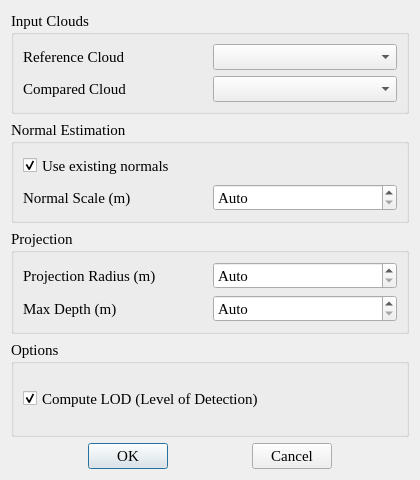
Old version of the form src/plugins/m3c2plugin.ui in the repository Libaocheng3811/PointWorks.
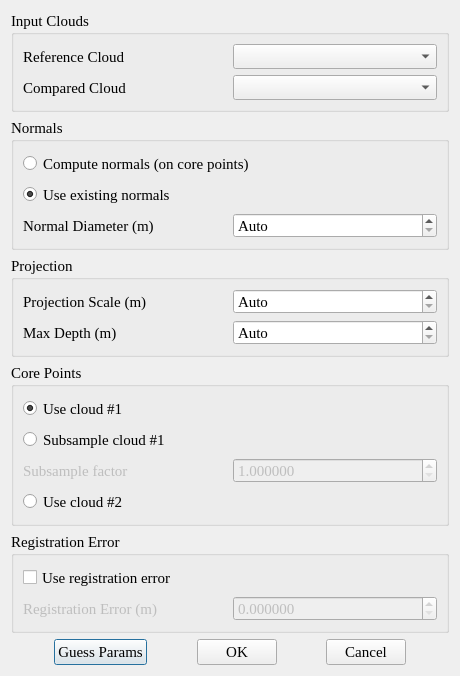
New version of the form.

Commit message: <fix>优化M3C2算法、UI

What changed in the file:
```diff
--- a/src/plugins/m3c2plugin.ui
+++ b/src/plugins/m3c2plugin.ui
@@ -6,8 +6,8 @@
    <rect>
     <x>0</x>
     <y>0</y>
-    <width>420</width>
-    <height>480</height>
+    <width>460</width>
+    <height>560</height>
    </rect>
   </property>
   <property name="windowTitle">
@@ -84,11 +84,24 @@
       </font>
      </property>
      <property name="title">
-      <string>Normal Estimation</string>
+      <string>Normals</string>
      </property>
      <layout class="QGridLayout" name="gridLayout_normal">
       <item row="0" column="0" colspan="2">
-       <widget class="QCheckBox" name="chk_useNormals">
+       <widget class="QRadioButton" name="radio_computeNormals">
+        <property name="minimumSize">
+         <size>
+          <width>0</width>
+          <height>25</height>
+         </size>
+        </property>
+        <property name="text">
+         <string>Compute normals (on core points)</string>
+        </property>
+       </widget>
+      </item>
+      <item row="1" column="0" colspan="2">
+       <widget class="QRadioButton" name="radio_useExistingNormals">
         <property name="minimumSize">
          <size>
           <width>0</width>
@@ -103,8 +116,8 @@
         </property>
        </widget>
       </item>
-      <item row="1" column="0">
-       <widget class="QLabel" name="lbl_maxScale">
+      <item row="2" column="0">
+       <widget class="QLabel" name="lbl_normalDiameter">
         <property name="minimumSize">
          <size>
           <width>160</width>
@@ -112,12 +125,12 @@
          </size>
         </property>
         <property name="text">
-         <string>Normal Scale (m)</string>
+         <string>Normal Diameter (m)</string>
         </property>
        </widget>
       </item>
-      <item row="1" column="1">
-       <widget class="QDoubleSpinBox" name="dsb_maxScale">
+      <item row="2" column="1">
+       <widget class="QDoubleSpinBox" name="dsb_normalDiameter">
         <property name="minimumSize">
          <size>
           <width>100</width>
@@ -125,7 +138,7 @@
          </size>
         </property>
         <property name="decimals">
-         <number>3</number>
+         <number>6</number>
         </property>
         <property name="minimum">
          <double>0.000000000000000</double>
@@ -168,7 +181,7 @@
          </size>
         </property>
         <property name="text">
-         <string>Projection Radius (m)</string>
+         <string>Projection Scale (m)</string>
         </property>
        </widget>
       </item>
@@ -181,7 +194,7 @@
          </size>
         </property>
         <property name="decimals">
-         <number>3</number>
+         <number>6</number>
         </property>
         <property name="minimum">
          <double>0.000000000000000</double>
@@ -222,7 +235,7 @@
          </size>
         </property>
         <property name="decimals">
-         <number>3</number>
+         <number>6</number>
         </property>
         <property name="minimum">
          <double>0.000000000000000</double>
@@ -253,11 +266,11 @@
       </font>
      </property>
      <property name="title">
-      <string>Options</string>
+      <string>Core Points</string>
      </property>
      <layout class="QGridLayout" name="gridLayout_options">
       <item row="0" column="0" colspan="2">
-       <widget class="QCheckBox" name="chk_computeLOD">
+       <widget class="QRadioButton" name="radio_useRefCloud">
         <property name="minimumSize">
          <size>
           <width>0</width>
@@ -265,16 +278,160 @@
          </size>
         </property>
         <property name="text">
-         <string>Compute LOD (Level of Detection)</string>
+         <string>Use cloud #1</string>
         </property>
         <property name="checked">
          <bool>true</bool>
         </property>
        </widget>
       </item>
+      <item row="1" column="0" colspan="2">
+       <widget class="QRadioButton" name="radio_subsampleRef">
+        <property name="minimumSize">
+         <size>
+          <width>0</width>
+          <height>25</height>
+         </size>
+        </property>
+        <property name="text">
+         <string>Subsample cloud #1</string>
+        </property>
+       </widget>
+      </item>
+      <item row="2" column="0">
+       <widget class="QLabel" name="lbl_subsampleFactor">
+        <property name="minimumSize">
+         <size>
+          <width>160</width>
+          <height>25</height>
+         </size>
+        </property>
+        <property name="text">
+         <string>Subsample factor</string>
+        </property>
+        <property name="enabled">
+         <bool>false</bool>
+        </property>
+       </widget>
+      </item>
+      <item row="2" column="1">
+       <widget class="QDoubleSpinBox" name="dsb_subsampleFactor">
+        <property name="minimumSize">
+         <size>
+          <width>100</width>
+          <height>25</height>
+         </size>
+        </property>
+        <property name="enabled">
+         <bool>false</bool>
+        </property>
+        <property name="decimals">
+         <number>6</number>
+        </property>
+        <property name="minimum">
+         <double>1.000000000000000</double>
+        </property>
+        <property name="maximum">
+         <double>99999.000000000000000</double>
+        </property>
+        <property name="singleStep">
+         <double>0.100000000000000</double>
+        </property>
+        <property name="value">
+         <double>1.000000000000000</double>
+        </property>
+       </widget>
+      </item>
+      <item row="3" column="0" colspan="2">
+       <widget class="QRadioButton" name="radio_useCompCloud">
+        <property name="minimumSize">
+         <size>
+          <width>0</width>
+          <height>25</height>
+         </size>
+        </property>
+        <property name="text">
+         <string>Use cloud #2</string>
+        </property>
+       </widget>
+      </item>
      </layout>
     </widget>
    </item>
+   <!-- Registration Error -->
+   <item>
+    <widget class="QGroupBox" name="groupBox_reg">
+     <property name="font">
+      <font>
+       <family>Times New Roman</family>
+       <pointsize>11</pointsize>
+      </font>
+     </property>
+     <property name="title">
+      <string>Registration Error</string>
+     </property>
+     <layout class="QGridLayout" name="gridLayout_reg">
+      <item row="0" column="0" colspan="2">
+       <widget class="QCheckBox" name="chk_regError">
+        <property name="minimumSize">
+         <size>
+          <width>0</width>
+          <height>25</height>
+         </size>
+        </property>
+        <property name="text">
+         <string>Use registration error</string>
+        </property>
+       </widget>
+      </item>
+      <item row="1" column="0">
+       <widget class="QLabel" name="lbl_regError">
+        <property name="minimumSize">
+         <size>
+          <width>160</width>
+          <height>25</height>
+         </size>
+        </property>
+        <property name="text">
+         <string>Registration Error (m)</string>
+        </property>
+        <property name="enabled">
+         <bool>false</bool>
+        </property>
+       </widget>
+      </item>
+      <item row="1" column="1">
+       <widget class="QDoubleSpinBox" name="dsb_regError">
+        <property name="minimumSize">
+         <size>
+          <width>100</width>
+          <height>25</height>
+         </size>
+        </property>
+        <property name="enabled">
+         <bool>false</bool>
+        </property>
+        <property name="decimals">
+         <number>6</number>
+        </property>
+        <property name="minimum">
+         <double>0.000000000000000</double>
+        </property>
+        <property name="maximum">
+         <double>99999.000000000000000</double>
+        </property>
+        <property name="singleStep">
+         <double>0.001000000000000</double>
+        </property>
+        <property name="value">
+         <double>0.000000000000000</double>
+        </property>
+       </widget>
+      </item>
+     </layout>
+    </widget>
+   </item>
+   <!-- Buttons -->
    <item>
     <layout class="QHBoxLayout" name="horizontalLayout_btns">
      <item>
@@ -290,6 +447,32 @@
        </property>
       </spacer>
      </item>
+     <item>
+      <widget class="QPushButton" name="btn_guessParams">
+       <property name="font">
+        <font>
+         <family>Times New Roman</family>
+         <pointsize>11</pointsize>
+        </font>
+       </property>
+       <property name="text">
+        <string>Guess Params</string>
+       </property>
+      </widget>
+     </item>
+     <item>
+      <spacer name="horizontalSpacer_4">
+       <property name="orientation">
+        <enum>Qt::Horizontal</enum>
+       </property>
+       <property name="sizeHint" stdset="0">
+        <size>
+         <width>20</width>
+         <height>20</height>
+        </size>
+       </property>
+      </spacer>
+     </item>
      <item>
       <widget class="QPushButton" name="btn_ok">
        <property name="font">
@@ -310,7 +493,7 @@
        </property>
        <property name="sizeHint" stdset="0">
         <size>
-         <width>40</width>
+         <width>20</width>
          <height>20</height>
         </size>
        </property>
```
Left out of the diff: 12 changed lines with no effect on the pictures. The commit also changes 7 other files.
